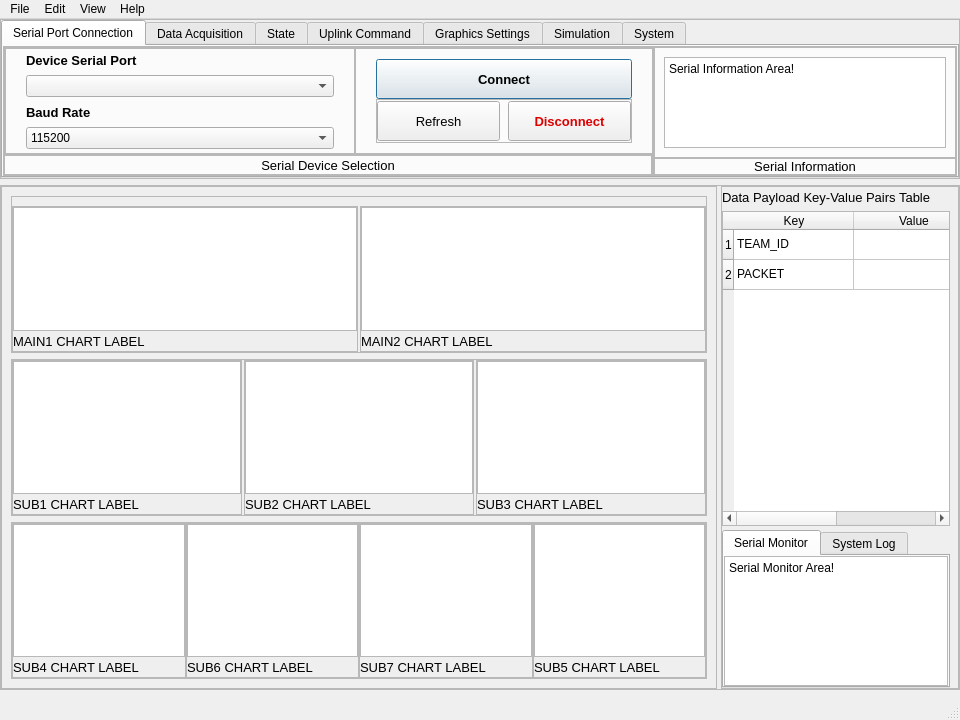
First picture: the form in gui/cugs_mainwindow.ui, repository vtneil/cugs-v1, before the edit.
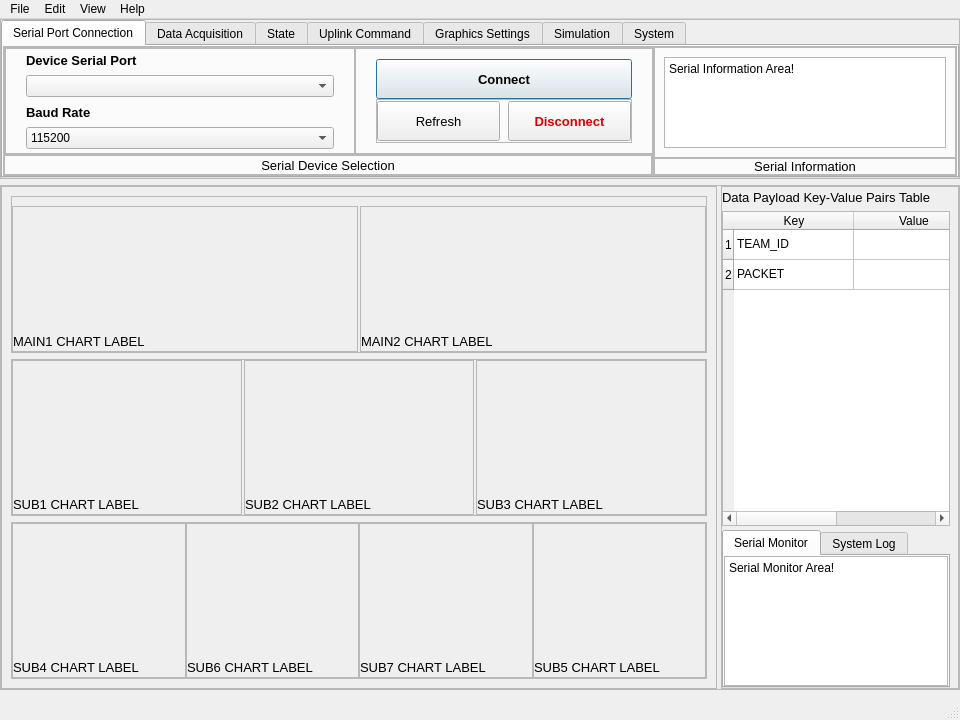
Second picture: the form after the edit.

The edit to the form file:
```diff
--- a/gui/cugs_mainwindow.ui
+++ b/gui/cugs_mainwindow.ui
@@ -1314,7 +1314,7 @@
                  <number>0</number>
                 </property>
                 <item>
-                 <widget class="QGraphicsView" name="mpl_c1"/>
+                 <widget class="QWidget" name="mpl_c1"/>
                 </item>
                 <item>
                  <widget class="QLabel" name="lb_main1">
@@ -1368,7 +1368,7 @@
                  <number>0</number>
                 </property>
                 <item>
-                 <widget class="QGraphicsView" name="mpl_c2"/>
+                 <widget class="QWidget" name="mpl_c2"/>
                 </item>
                 <item>
                  <widget class="QLabel" name="lb_main2">
@@ -1449,7 +1449,7 @@
                  <number>0</number>
                 </property>
                 <item>
-                 <widget class="QGraphicsView" name="mpl_c3"/>
+                 <widget class="QWidget" name="mpl_c3"/>
                 </item>
                 <item>
                  <widget class="QLabel" name="lb_sub1">
@@ -1503,7 +1503,7 @@
                  <number>0</number>
                 </property>
                 <item>
-                 <widget class="QGraphicsView" name="mpl_c4"/>
+                 <widget class="QWidget" name="mpl_c4"/>
                 </item>
                 <item>
                  <widget class="QLabel" name="lb_sub2">
@@ -1557,7 +1557,7 @@
                  <number>0</number>
                 </property>
                 <item>
-                 <widget class="QGraphicsView" name="mpl_c5"/>
+                 <widget class="QWidget" name="mpl_c5"/>
                 </item>
                 <item>
                  <widget class="QLabel" name="lb_sub3">
@@ -1638,7 +1638,7 @@
                  <number>0</number>
                 </property>
                 <item>
-                 <widget class="QGraphicsView" name="mpl_c6"/>
+                 <widget class="QWidget" name="mpl_c6"/>
                 </item>
                 <item>
                  <widget class="QLabel" name="lb_sub4">
@@ -1692,7 +1692,7 @@
                  <number>0</number>
                 </property>
                 <item>
-                 <widget class="QGraphicsView" name="mpl_c7"/>
+                 <widget class="QWidget" name="mpl_c7"/>
                 </item>
                 <item>
                  <widget class="QLabel" name="lb_sub6">
@@ -1746,7 +1746,7 @@
                  <number>0</number>
                 </property>
                 <item>
-                 <widget class="QGraphicsView" name="mpl_c8"/>
+                 <widget class="QWidget" name="mpl_c8"/>
                 </item>
                 <item>
                  <widget class="QLabel" name="lb_sub7">
@@ -1800,7 +1800,7 @@
                  <number>0</number>
                 </property>
                 <item>
-                 <widget class="QGraphicsView" name="mpl_c9"/>
+                 <widget class="QWidget" name="mpl_c9"/>
                 </item>
                 <item>
                  <widget class="QLabel" name="lb_sub5">
```
